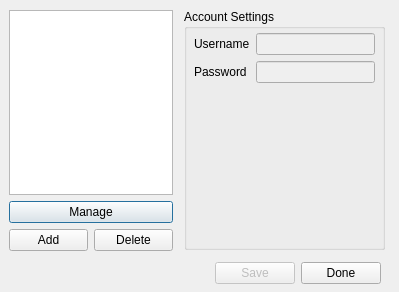
The window that client/Accounts.ui (canercandan/qlik) describes before a commit, drawn with Qt 5.
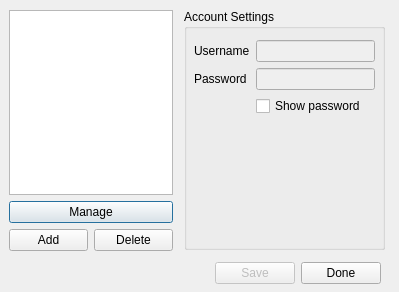
The same window after the commit. Icons and pictures are not drawn.

Diff of the .ui file:
```diff
--- a/client/Accounts.ui
+++ b/client/Accounts.ui
@@ -79,7 +79,7 @@
       <x>10</x>
       <y>19</y>
       <width>181</width>
-      <height>61</height>
+      <height>101</height>
      </rect>
     </property>
     <layout class="QVBoxLayout" >
@@ -111,6 +111,19 @@
          <property name="enabled" >
           <bool>false</bool>
          </property>
+         <property name="maxLength" >
+          <number>20</number>
+         </property>
+         <property name="echoMode" >
+          <enum>QLineEdit::Password</enum>
+         </property>
+        </widget>
+       </item>
+       <item row="2" column="1" >
+        <widget class="QCheckBox" name="showPassword" >
+         <property name="text" >
+          <string>Show password</string>
+         </property>
         </widget>
        </item>
       </layout>
```
Left out of the diff: 8 changed lines with no effect on the pictures.
